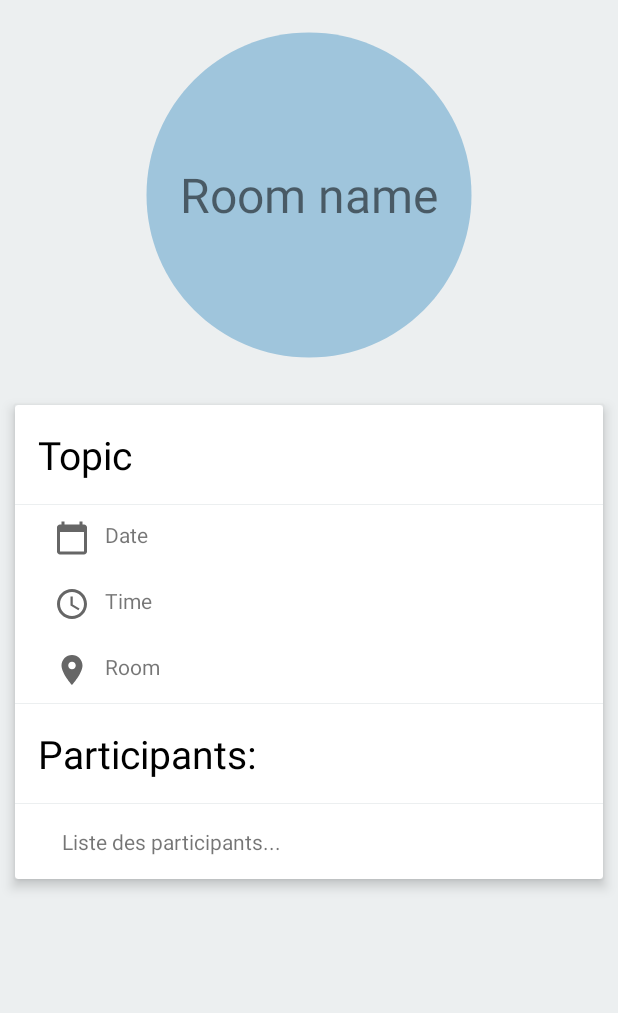
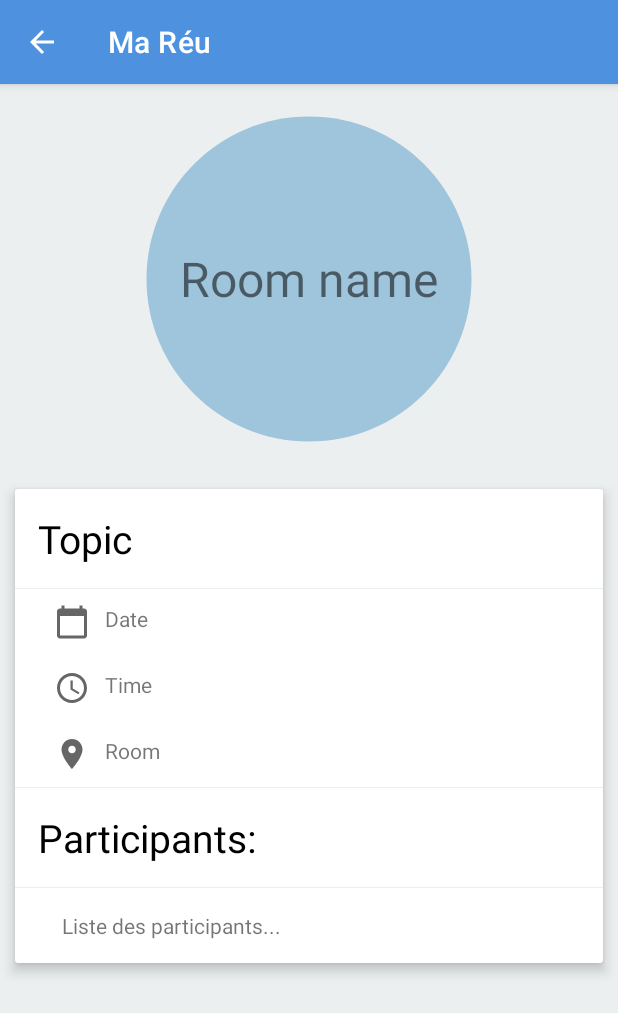
Before and after one commit to SimoJOUDAR/P4_MaReu, an Android app: the layout activity_meeting_detail.xml on its own in the app's theme, with its tools: preview values and no code run, on a phone screen of 412 x 824 dp. Shown: the top 1013 px of the screen. Run offline under Robolectric (Android 15) with nearby library versions, the phone set to English and light mode, and no system bars.

Commit message:
Custom toolbars with menu added to all three activities,

```diff
--- /dev/null
+++ b/app/src/main/res/drawable/ic_baseline_arrow_back_24.xml
@@ -0,0 +1,5 @@
+<vector android:autoMirrored="true" android:height="24dp"
+    android:tint="#FFFFFF" android:viewportHeight="24"
+    android:viewportWidth="24" android:width="24dp" xmlns:android="http://schemas.android.com/apk/res/android">
+    <path android:fillColor="@android:color/white" android:pathData="M20,11H7.83l5.59,-5.59L12,4l-8,8 8,8 1.41,-1.41L7.83,13H20v-2z"/>
+</vector>
--- /dev/null
+++ b/app/src/main/res/drawable/ic_baseline_save_24.xml
@@ -0,0 +1,5 @@
+<vector android:height="24dp" android:tint="#FFFFFF"
+    android:viewportHeight="24" android:viewportWidth="24"
+    android:width="24dp" xmlns:android="http://schemas.android.com/apk/res/android">
+    <path android:fillColor="@android:color/white" android:pathData="M17,3L5,3c-1.11,0 -2,0.9 -2,2v14c0,1.1 0.89,2 2,2h14c1.1,0 2,-0.9 2,-2L21,7l-4,-4zM12,19c-1.66,0 -3,-1.34 -3,-3s1.34,-3 3,-3 3,1.34 3,3 -1.34,3 -3,3zM15,9L5,9L5,5h10v4z"/>
+</vector>
--- a/app/src/main/res/layout/activity_add_meeting.xml
+++ b/app/src/main/res/layout/activity_add_meeting.xml
@@ -2,8 +2,10 @@
 <androidx.coordinatorlayout.widget.CoordinatorLayout
     xmlns:android="http://schemas.android.com/apk/res/android"
     xmlns:app="http://schemas.android.com/apk/res-auto"
+    xmlns:tools="http://schemas.android.com/tools"
     android:layout_width="match_parent"
-    android:layout_height="match_parent">
+    android:layout_height="match_parent"
+    tools:context=".ui.AddMeetingActivity">
 
     <com.google.android.material.appbar.AppBarLayout
         android:layout_width="match_parent"
--- a/app/src/main/res/layout/activity_meeting_detail.xml
+++ b/app/src/main/res/layout/activity_meeting_detail.xml
@@ -2,12 +2,34 @@
 <LinearLayout
     xmlns:android="http://schemas.android.com/apk/res/android"
     xmlns:tools="http://schemas.android.com/tools"
+    xmlns:app="http://schemas.android.com/apk/res-auto"
+    xmlns:http="http://schemas.android.com/apk/res-auto"
     android:id="@+id/activity_meeting_detail"
     android:layout_width="match_parent"
     android:layout_height="match_parent"
-    xmlns:http="http://schemas.android.com/apk/res-auto"
     android:orientation="vertical"
     tools:context=".ui.MeetingDetailActivity">
+
+    <com.google.android.material.appbar.AppBarLayout
+        android:layout_width="match_parent"
+        android:layout_height="wrap_content">
+
+        <com.google.android.material.appbar.MaterialToolbar
+            android:id="@+id/meeting_detail_toolbar"
+            android:layout_width="match_parent"
+            android:layout_height="?attr/actionBarSize"
+            android:paddingEnd="16dp"
+            app:menu="@menu/menu_detail"
+            app:navigationIcon="@drawable/ic_baseline_arrow_back_24"
+            app:navigationIconTint="@color/white"
+            app:title="Ma Réu"
+            app:titleTextColor="@color/white" />
+    </com.google.android.material.appbar.AppBarLayout>
+
+    <LinearLayout
+        android:layout_width="match_parent"
+        android:layout_height="match_parent"
+        android:orientation="vertical">
 
         <LinearLayout
             android:layout_width="match_parent"
@@ -30,7 +52,6 @@
                 android:gravity="center"
                 android:layout_marginTop="-153dp"/>
         </LinearLayout>
-
 
         <LinearLayout
             android:layout_width="match_parent"
@@ -130,3 +151,5 @@
         </LinearLayout>
 
     </LinearLayout>
+
+</LinearLayout>
--- a/app/src/main/res/menu/menu_create_meeting.xml
+++ b/app/src/main/res/menu/menu_create_meeting.xml
@@ -5,6 +5,7 @@
         android:id="@+id/create_new_meeting"
         android:contentDescription="Créer une réunion"
         android:title="Créer"
+        android:icon="@drawable/ic_baseline_save_24"
         app:showAsAction="always" />
 
 </menu>
--- /dev/null
+++ b/app/src/main/res/menu/menu_detail.xml
@@ -0,0 +1,4 @@
+<?xml version="1.0" encoding="utf-8"?>
+<menu>
+
+</menu>
--- /dev/null
+++ b/app/src/main/res/menu/menu_main.xml
@@ -0,0 +1,4 @@
+<?xml version="1.0" encoding="utf-8"?>
+<menu>
+
+</menu>
--- a/app/src/main/res/values-night/themes.xml
+++ b/app/src/main/res/values-night/themes.xml
@@ -1,6 +1,6 @@
 <resources xmlns:tools="http://schemas.android.com/tools">
     <!-- Base application theme. -->
-    <style name="Theme.MaReu" parent="Theme.MaterialComponents.DayNight.DarkActionBar">
+    <style name="Theme.MaReu" parent="Theme.MaterialComponents.DayNight.NoActionBar">
         <!-- Primary brand color. -->
         <item name="colorPrimary">@color/purple_200</item>
         <item name="colorPrimaryVariant">@color/purple_700</item>
--- a/app/src/main/res/values/themes.xml
+++ b/app/src/main/res/values/themes.xml
@@ -1,6 +1,6 @@
 <resources xmlns:tools="http://schemas.android.com/tools">
     <!-- Base application theme. -->
-    <style name="Theme.MaReu" parent="Theme.MaterialComponents.DayNight.DarkActionBar">
+    <style name="Theme.MaReu" parent="Theme.MaterialComponents.DayNight.NoActionBar">
         <!-- Primary brand color. -->
         <item name="colorPrimary">@color/colorPrimary</item>
         <item name="colorPrimaryVariant">@color/colorPrimaryDark</item>
```
Also changed, not shown: app/src/main/java/fr/joudar/mareu/ui/AddMeetingActivity.java (+16 -0 lines), app/src/main/java/fr/joudar/mareu/ui/MeetingDetailActivity.java (+10 -0 lines), app/src/main/java/fr/joudar/mareu/ui/MeetingsListActivity.java (+11 -0 lines), app/src/main/res/layout/activity_meetings_list.xml (+23 -3 lines). Lines whose indentation alone changed are shown as unchanged.
